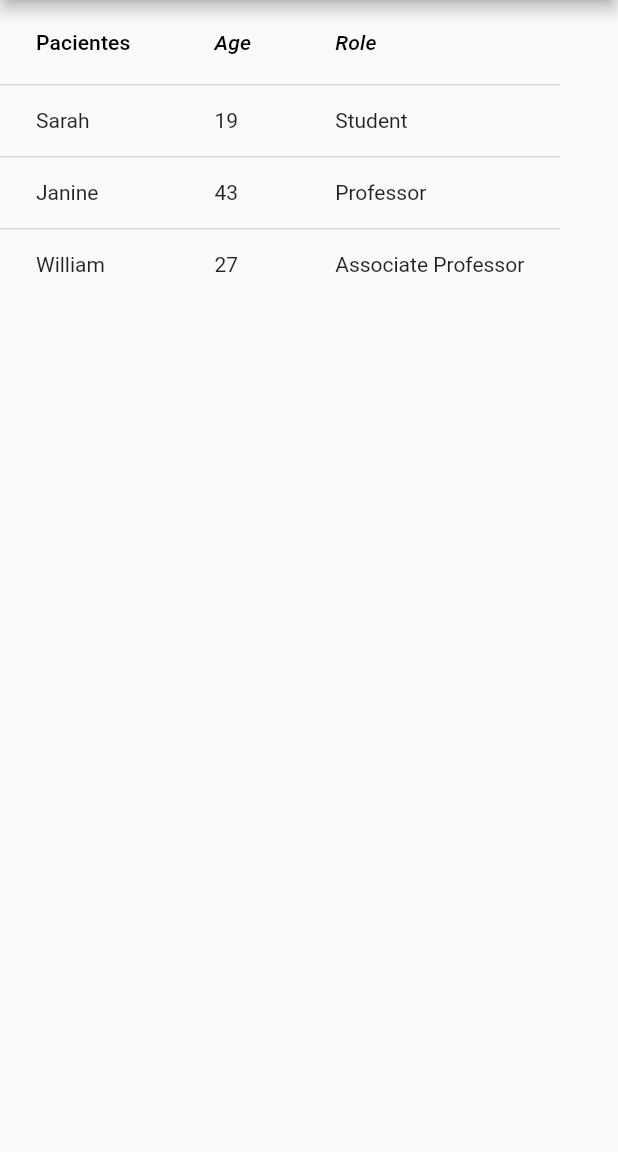
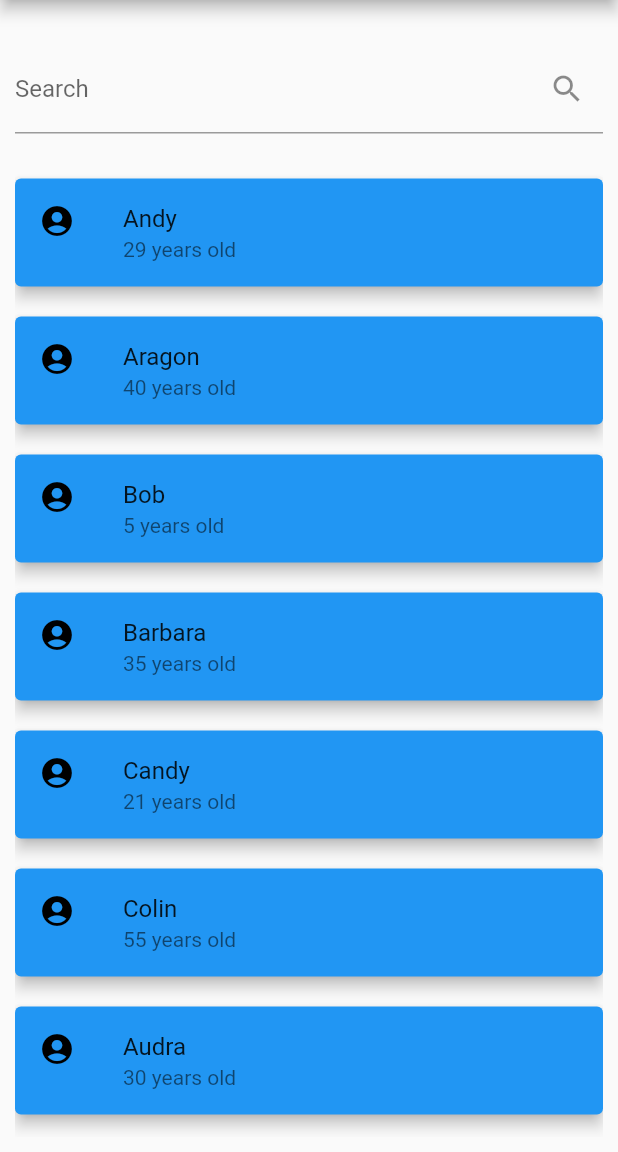
Before and after one commit to marconapppo/CarteiraVacinacao, a Flutter app: the VacinasAplicadas screen opened directly, on a phone screen of 412 x 824 dp, the part 84-1236 px from its top. Run offline on Flutter 3.47's test engine with Material 2 defaults, Android fonts, the phone set to English and light mode, and no system bars.

Commit message:
tabela vacina aplicadas

```diff
--- a/lib/gerenciarVacinasAplicadas.dart
+++ b/lib/gerenciarVacinasAplicadas.dart
@@ -8,60 +8,110 @@
       appBar: AppBar(
         title: const Text("Vacinas Aplicadas"),
       ),
-      body: TabelaPacientes(),
+      body: HomePage(),
     );
   }
 }
 
-class TabelaPacientes extends StatelessWidget {
+class HomePage extends StatefulWidget {
+  @override
+  _HomePageState createState() => _HomePageState();
+}
+
+class _HomePageState extends State<HomePage> {
+  // This holds a list of fiction users
+  // You can use data fetched from a database or cloud as well
+  final List<Map<String, dynamic>> _allUsers = [
+    {"id": 1, "name": "Andy", "age": 29},
+    {"id": 2, "name": "Aragon", "age": 40},
+    {"id": 3, "name": "Bob", "age": 5},
+    {"id": 4, "name": "Barbara", "age": 35},
+    {"id": 5, "name": "Candy", "age": 21},
+    {"id": 6, "name": "Colin", "age": 55},
+    {"id": 7, "name": "Audra", "age": 30},
+    {"id": 8, "name": "Banana", "age": 14},
+    {"id": 9, "name": "Caversky", "age": 100},
+    {"id": 10, "name": "Becky", "age": 32},
+  ];
+
+  // This list holds the data for the list view
+  List<Map<String, dynamic>> _foundUsers = [];
+  @override
+  initState() {
+    // at the beginning, all users are shown
+    _foundUsers = _allUsers;
+    super.initState();
+  }
+
+  // This function is called whenever the text field changes
+  void _runFilter(String enteredKeyword) {
+    List<Map<String, dynamic>> results = [];
+    if (enteredKeyword.isEmpty) {
+      // if the search field is empty or only contains white-space, we'll display all users
+      results = _allUsers;
+    } else {
+      results = _allUsers
+          .where((user) =>
+              user["name"].toLowerCase().contains(enteredKeyword.toLowerCase()))
+          .toList();
+      // we use the toLowerCase() method to make it case-insensitive
+    }
+
+    // Refresh the UI
+    setState(() {
+      _foundUsers = results;
+    });
+  }
+
   @override
   Widget build(BuildContext context) {
-    return DataTable(
-      sortColumnIndex: 0,
-      sortAscending: true,
-      columns: const <DataColumn>[
-        DataColumn(
-          label: Text(
-            'Pacientes',
-            //style: TextStyle(fontStyle: FontStyle.italic),
-          ),
-        ),
-        DataColumn(
-          label: Text(
-            'Age',
-            style: TextStyle(fontStyle: FontStyle.italic),
-          ),
-        ),
-        DataColumn(
-          label: Text(
-            'Role',
-            style: TextStyle(fontStyle: FontStyle.italic),
-          ),
-        ),
-      ],
-      rows: const <DataRow>[
-        DataRow(
-          cells: <DataCell>[
-            DataCell(Text('Sarah')),
-            DataCell(Text('19')),
-            DataCell(Text('Student')),
+    return Scaffold(
+      body: Padding(
+        padding: const EdgeInsets.all(10),
+        child: Column(
+          children: [
+            SizedBox(
+              height: 20,
+            ),
+            TextField(
+              onChanged: (value) => _runFilter(value),
+              decoration: InputDecoration(
+                  labelText: 'Search', suffixIcon: Icon(Icons.search)),
+            ),
+            SizedBox(
+              height: 20,
+            ),
+            Expanded(
+              child: _foundUsers.length > 0
+                  ? ListView.builder(
+                      itemCount: _foundUsers.length,
+                      // front-end
+                      itemBuilder: (context, index) => Card(
+                        key: ValueKey(_foundUsers[index]["id"]),
+                        color: Colors.blue,
+                        elevation: 4,
+                        margin: EdgeInsets.symmetric(vertical: 10),
+                        child: ListTile(
+                          //continuação trab
+                          onTap: () {},
+                          leading: Icon(
+                            Icons.account_circle,
+                            color: Colors.black,
+                          ),
+                          title: Text(_foundUsers[index]['name']),
+                          subtitle: Text(
+                              '${_foundUsers[index]["age"].toString()} years old'),
+                        ),
+                      ),
+                    )
+                  : Text(
+                      'No results found',
+                      style: TextStyle(fontSize: 24),
+                    ),
+            ),
           ],
         ),
-        DataRow(
-          cells: <DataCell>[
-            DataCell(Text('Janine')),
-            DataCell(Text('43')),
-            DataCell(Text('Professor')),
-          ],
-        ),
-        DataRow(
-          cells: <DataCell>[
-            DataCell(Text('William')),
-            DataCell(Text('27')),
-            DataCell(Text('Associate Professor')),
-          ],
-        ),
-      ],
+      ),
     );
   }
 }
```
Also changed, not shown: lib/main.dart (+0 -66 lines), lib/codigosInuteis/codigosInuteis.dart (added).
